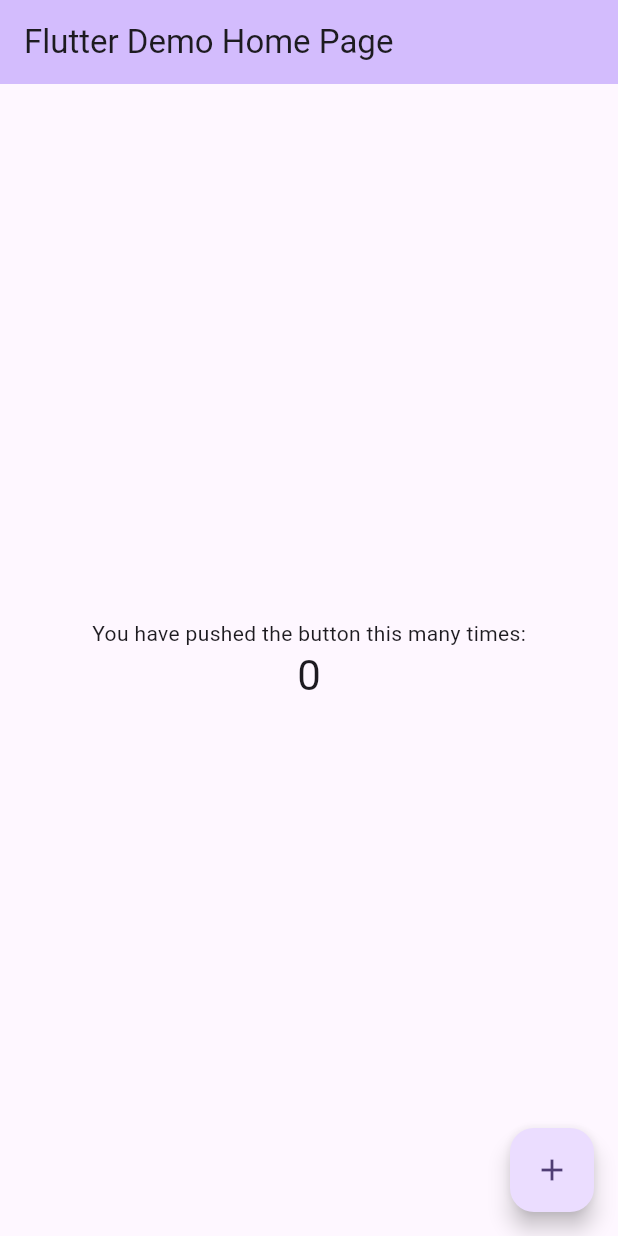
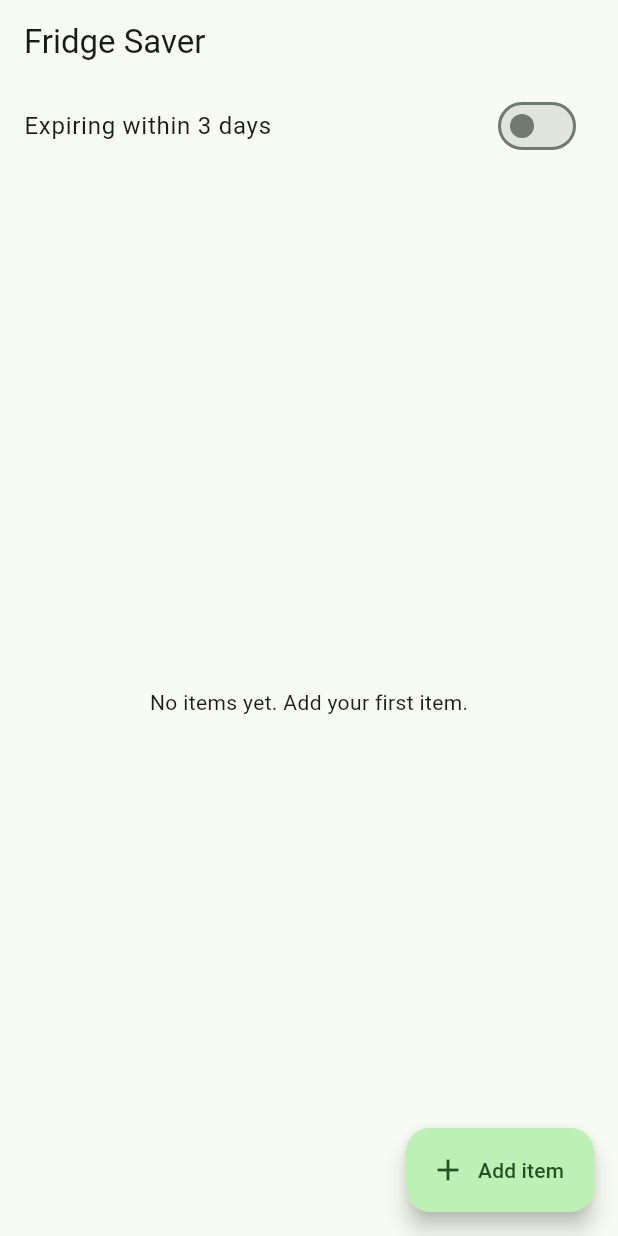
Before and after one commit to jancsih15/fridge_saver, a Flutter app: the screen it shows after launch, on a phone screen of 412 x 824 dp. Run offline on Flutter 3.47's test engine with Material 3 defaults, Android fonts, the phone set to English and light mode, and no system bars; our stand-ins replace hive, hive_flutter; accounts and stored records are empty.

Commit message:
MVP: inventory flow with local persistence and tests

```diff
--- /dev/null
+++ b/lib/app.dart
@@ -0,0 +1,28 @@
+import 'package:flutter/material.dart';
+import 'package:provider/provider.dart';
+
+import 'features/inventory/data/inventory_repository.dart';
+import 'features/inventory/presentation/inventory_controller.dart';
+import 'features/inventory/presentation/inventory_screen.dart';
+
+class FridgeSaverApp extends StatelessWidget {
+  const FridgeSaverApp({super.key});
+
+  @override
+  Widget build(BuildContext context) {
+    return ChangeNotifierProvider(
+      create: (_) => InventoryController(
+        repository: HiveInventoryRepository(),
+      )..load(),
+      child: MaterialApp(
+        title: 'Fridge Saver',
+        debugShowCheckedModeBanner: false,
+        theme: ThemeData(
+          colorScheme: ColorScheme.fromSeed(seedColor: Colors.green),
+          useMaterial3: true,
+        ),
+        home: const InventoryScreen(),
+      ),
+    );
+  }
+}
--- /dev/null
+++ b/lib/features/inventory/data/inventory_repository.dart
@@ -0,0 +1,27 @@
+import 'package:hive/hive.dart';
+
+import '../domain/fridge_item.dart';
+
+abstract class InventoryRepository {
+  Future<List<FridgeItem>> loadItems();
+  Future<void> saveItems(List<FridgeItem> items);
+}
+
+class HiveInventoryRepository implements InventoryRepository {
+  HiveInventoryRepository({Box<dynamic>? box}) : _box = box ?? Hive.box('fridge_items');
+
+  final Box<dynamic> _box;
+
+  @override
+  Future<List<FridgeItem>> loadItems() async {
+    return _box.values
+        .map((raw) => FridgeItem.fromMap(Map<String, dynamic>.from(raw as Map)))
+        .toList(growable: false);
+  }
+
+  @override
+  Future<void> saveItems(List<FridgeItem> items) async {
+    await _box.clear();
+    await _box.addAll(items.map((item) => item.toMap()));
+  }
+}
--- /dev/null
+++ b/lib/features/inventory/domain/fridge_item.dart
@@ -0,0 +1,43 @@
+enum StorageLocation { fridge, freezer, pantry }
+
+class FridgeItem {
+  FridgeItem({
+    required this.id,
+    required this.name,
+    required this.quantity,
+    required this.expirationDate,
+    required this.location,
+    this.barcode,
+  });
+
+  final String id;
+  final String name;
+  final String? barcode;
+  final int quantity;
+  final DateTime expirationDate;
+  final StorageLocation location;
+
+  Map<String, dynamic> toMap() {
+    return {
+      'id': id,
+      'name': name,
+      'barcode': barcode,
+      'quantity': quantity,
+      'expirationDate': expirationDate.toIso8601String(),
+      'location': location.name,
+    };
+  }
+
+  factory FridgeItem.fromMap(Map<String, dynamic> map) {
+    return FridgeItem(
+      id: map['id'] as String,
+      name: map['name'] as String,
+      barcode: map['barcode'] as String?,
+      quantity: map['quantity'] as int,
+      expirationDate: DateTime.parse(map['expirationDate'] as String),
+      location: StorageLocation.values.firstWhere(
+        (value) => value.name == map['location'],
+      ),
+    );
+  }
+}
--- /dev/null
+++ b/lib/features/inventory/presentation/inventory_controller.dart
@@ -0,0 +1,86 @@
+import 'package:flutter/foundation.dart';
+import 'package:uuid/uuid.dart';
+
+import '../data/inventory_repository.dart';
+import '../domain/fridge_item.dart';
+
+typedef NowProvider = DateTime Function();
+
+class InventoryController extends ChangeNotifier {
+  InventoryController({
+    required InventoryRepository repository,
+    NowProvider? now,
+    Uuid? uuid,
+  })  : _repository = repository,
+        _now = now ?? DateTime.now,
+        _uuid = uuid ?? const Uuid();
+
+  final InventoryRepository _repository;
+  final NowProvider _now;
+  final Uuid _uuid;
+
+  final List<FridgeItem> _items = [];
+  bool _expiringSoonOnly = false;
+
+  List<FridgeItem> get allItems => List.unmodifiable(_items);
+  bool get expiringSoonOnly => _expiringSoonOnly;
+
+  List<FridgeItem> get visibleItems {
+    final source = _expiringSoonOnly
+        ? _items.where(_isExpiringSoon).toList(growable: false)
+        : _items;
+    final sorted = List<FridgeItem>.from(source);
+    sorted.sort((a, b) => a.expirationDate.compareTo(b.expirationDate));
+    return sorted;
+  }
+
+  Future<void> load() async {
+    _items
+      ..clear()
+      ..addAll(await _repository.loadItems());
+    notifyListeners();
+  }
+
+  Future<void> addItem({
+    required String name,
+    required int quantity,
+    required DateTime expirationDate,
+    required StorageLocation location,
+    String? barcode,
+  }) async {
+    final trimmedName = name.trim();
+    if (trimmedName.isEmpty) {
+      return;
+    }
+
+    _items.add(
+      FridgeItem(
+        id: _uuid.v4(),
+        name: trimmedName,
+        barcode: barcode?.trim().isEmpty ?? true ? null : barcode?.trim(),
+        quantity: quantity,
+        expirationDate: DateTime(
+          expirationDate.year,
+          expirationDate.month,
+          expirationDate.day,
+        ),
+        location: location,
+      ),
+    );
+
+    await _repository.saveItems(_items);
+    notifyListeners();
+  }
+
+  void setExpiringSoonOnly(bool value) {
+    _expiringSoonOnly = value;
+    notifyListeners();
+  }
+
+  bool _isExpiringSoon(FridgeItem item) {
+    final now = _now();
+    final today = DateTime(now.year, now.month, now.day);
+    final diffDays = item.expirationDate.difference(today).inDays;
+    return diffDays >= 0 && diffDays <= 3;
+  }
+}
--- /dev/null
+++ b/lib/features/inventory/presentation/inventory_screen.dart
@@ -0,0 +1,69 @@
+import 'package:flutter/material.dart';
+import 'package:intl/intl.dart';
+import 'package:provider/provider.dart';
+
+import '../domain/fridge_item.dart';
+import 'add_item_screen.dart';
+import 'inventory_controller.dart';
+
+class InventoryScreen extends StatelessWidget {
+  const InventoryScreen({super.key});
+
+  @override
+  Widget build(BuildContext context) {
+    final controller = context.watch<InventoryController>();
+
+    return Scaffold(
+      appBar: AppBar(title: const Text('Fridge Saver')),
+      body: Column(
+        children: [
+          SwitchListTile(
+            title: const Text('Expiring within 3 days'),
+            value: controller.expiringSoonOnly,
+            onChanged: controller.setExpiringSoonOnly,
+          ),
+          Expanded(
+            child: controller.visibleItems.isEmpty
+                ? const Center(child: Text('No items yet. Add your first item.'))
+                : ListView.separated(
+                    itemCount: controller.visibleItems.length,
+                    separatorBuilder: (_, __) => const Divider(height: 1),
+                    itemBuilder: (context, index) {
+                      final item = controller.visibleItems[index];
+                      return ListTile(
+                        title: Text(item.name),
+                        subtitle: Text(
+                          '${item.location.name} • Qty ${item.quantity} • Expires ${DateFormat.yMMMd().format(item.expirationDate)}',
+                        ),
+                      );
+                    },
+                  ),
+          ),
+        ],
+      ),
+      floatingActionButton: FloatingActionButton.extended(
+        onPressed: () => _openAddItem(context),
+        icon: const Icon(Icons.add),
+        label: const Text('Add item'),
+      ),
+    );
+  }
+
+  Future<void> _openAddItem(BuildContext context) async {
+    final input = await Navigator.of(context).push<AddItemInput>(
+      MaterialPageRoute(builder: (_) => const AddItemScreen()),
+    );
+
+    if (input == null || !context.mounted) {
+      return;
+    }
+
+    await context.read<InventoryController>().addItem(
+          name: input.name,
+          barcode: input.barcode,
+          quantity: input.quantity,
+          expirationDate: input.expirationDate,
+          location: input.location,
+        );
+  }
+}
--- a/lib/main.dart
+++ b/lib/main.dart
@@ -1,122 +1,11 @@
-import 'package:flutter/material.dart';
+import 'package:flutter/widgets.dart';
+import 'package:hive_flutter/hive_flutter.dart';
 
-void main() {
-  runApp(const MyApp());
+import 'app.dart';
+
+Future<void> main() async {
+  WidgetsFlutterBinding.ensureInitialized();
+  await Hive.initFlutter();
+  await Hive.openBox('fridge_items');
+  runApp(const FridgeSaverApp());
 }
-
-class MyApp extends StatelessWidget {
-  const MyApp({super.key});
-
-  // This widget is the root of your application.
-  @override
-  Widget build(BuildContext context) {
-    return MaterialApp(
-      title: 'Flutter Demo',
-      theme: ThemeData(
-        // This is the theme of your application.
-        //
-        // TRY THIS: Try running your application with "flutter run". You'll see
-        // the application has a purple toolbar. Then, without quitting the app,
-        // try changing the seedColor in the colorScheme below to Colors.green
-        // and then invoke "hot reload" (save your changes or press the "hot
-        // reload" button in a Flutter-supported IDE, or press "r" if you used
-        // the command line to start the app).
-        //
-        // Notice that the counter didn't reset back to zero; the application
-        // state is not lost during the reload. To reset the state, use hot
-        // restart instead.
-        //
-        // This works for code too, not just values: Most code changes can be
-        // tested with just a hot reload.
-        colorScheme: .fromSeed(seedColor: Colors.deepPurple),
-      ),
-      home: const MyHomePage(title: 'Flutter Demo Home Page'),
-    );
-  }
-}
-
-class MyHomePage extends StatefulWidget {
-  const MyHomePage({super.key, required this.title});
-
-  // This widget is the home page of your application. It is stateful, meaning
-  // that it has a State object (defined below) that contains fields that affect
-  // how it looks.
-
-  // This class is the configuration for the state. It holds the values (in this
-  // case the title) provided by the parent (in this case the App widget) and
-  // used by the build method of the State. Fields in a Widget subclass are
-  // always marked "final".
-
-  final String title;
-
-  @override
-  State<MyHomePage> createState() => _MyHomePageState();
-}
-
-class _MyHomePageState extends State<MyHomePage> {
-  int _counter = 0;
-
-  void _incrementCounter() {
-    setState(() {
-      // This call to setState tells the Flutter framework that something has
-      // changed in this State, which causes it to rerun the build method below
-      // so that the display can reflect the updated values. If we changed
-      // _counter without calling setState(), then the build method would not be
-      // called again, and so nothing would appear to happen.
-      _counter++;
-    });
-  }
-
-  @override
-  Widget build(BuildContext context) {
-    // This method is rerun every time setState is called, for instance as done
-    // by the _incrementCounter method above.
-    //
-    // The Flutter framework has been optimized to make rerunning build methods
-    // fast, so that you can just rebuild anything that needs updating rather
-    // than having to individually change instances of widgets.
-    return Scaffold(
-      appBar: AppBar(
-        // TRY THIS: Try changing the color here to a specific color (to
-        // Colors.amber, perhaps?) and trigger a hot reload to see the AppBar
-        // change color while the other colors stay the same.
-        backgroundColor: Theme.of(context).colorScheme.inversePrimary,
-        // Here we take the value from the MyHomePage object that was created by
-        // the App.build method, and use it to set our appbar title.
-        title: Text(widget.title),
-      ),
-      body: Center(
-        // Center is a layout widget. It takes a single child and positions it
-        // in the middle of the parent.
-        child: Column(
-          // Column is also a layout widget. It takes a list of children and
-          // arranges them vertically. By default, it sizes itself to fit its
-          // children horizontally, and tries to be as tall as its parent.
-          //
-          // Column has various properties to control how it sizes itself and
-          // how it positions its children. Here we use mainAxisAlignment to
-          // center the children vertically; the main axis here is the vertical
-          // axis because Columns are vertical (the cross axis would be
-          // horizontal).
-          //
-          // TRY THIS: Invoke "debug painting" (choose the "Toggle Debug Paint"
-          // action in the IDE, or press "p" in the console), to see the
-          // wireframe for each widget.
-          mainAxisAlignment: .center,
-          children: [
-            const Text('You have pushed the button this many times:'),
-            Text(
-              '$_counter',
-              style: Theme.of(context).textTheme.headlineMedium,
-            ),
-          ],
-        ),
-      ),
-      floatingActionButton: FloatingActionButton(
-        onPressed: _incrementCounter,
-        tooltip: 'Increment',
-        child: const Icon(Icons.add),
-      ),
-    );
-  }
-}
```
Also changed, not shown: lib/features/inventory/presentation/add_item_screen.dart (added, +163 -0 lines), pubspec.yaml (+7 -71 lines), pubspec.lock, 2 other files.
